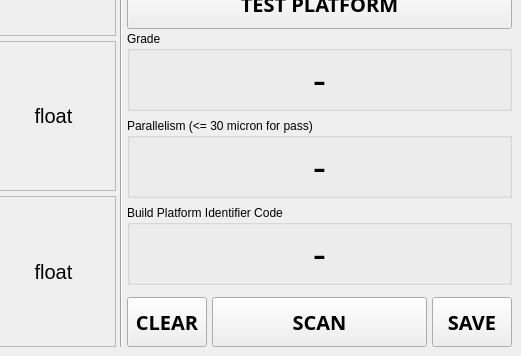
This is qt-platform-parallelism/form.ui in losgab/micrometer-parallelism-qc as Qt 5 draws it before an edit; both pictures show x 279 to 800 and y 124 to 480 of the 800 by 480 pixel window. The edited form follows.
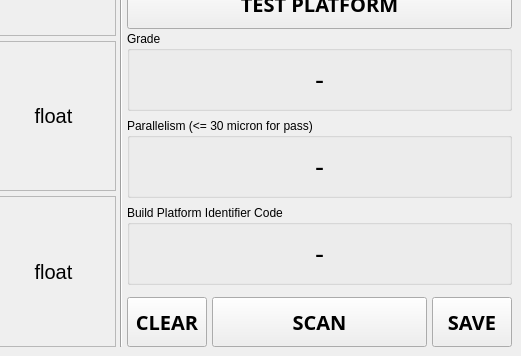
This is the edited form.

Commit message: changed text size for output boxes

Diff of the .ui file:
```diff
--- a/qt-platform-parallelism/form.ui
+++ b/qt-platform-parallelism/form.ui
@@ -442,7 +442,7 @@
             <widget class="QLabel" name="grade_data">
              <property name="font">
               <font>
-               <pointsize>30</pointsize>
+               <pointsize>20</pointsize>
               </font>
              </property>
              <property name="text">
@@ -472,7 +472,7 @@
             <widget class="QLabel" name="parallelism_data">
              <property name="font">
               <font>
-               <pointsize>30</pointsize>
+               <pointsize>20</pointsize>
               </font>
              </property>
              <property name="text">
@@ -502,7 +502,7 @@
             <widget class="QLabel" name="identifier_data">
              <property name="font">
               <font>
-               <pointsize>30</pointsize>
+               <pointsize>20</pointsize>
               </font>
              </property>
              <property name="text">
```
The commit also changes 2 other files.
